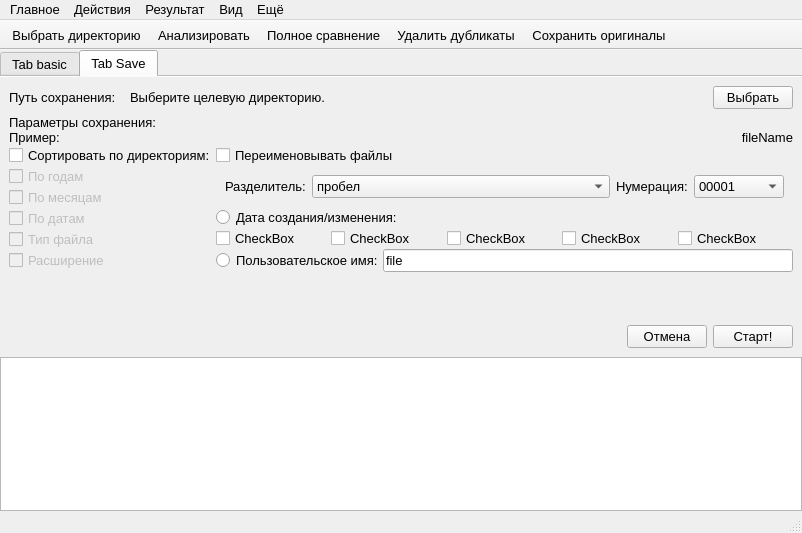
shurk4/Diplicate-cleaner, file mainwindow.ui: the form before one commit.
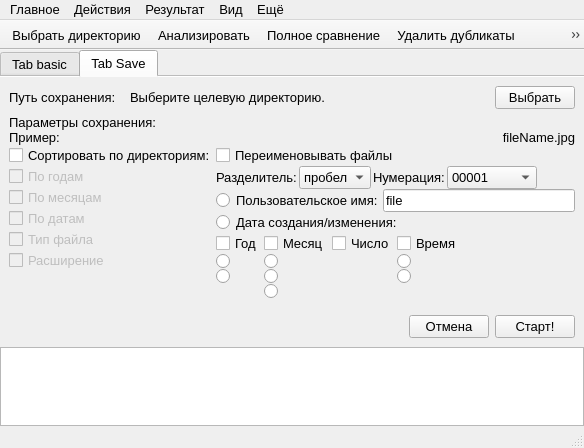
The form after the commit.

Diff of the .ui file:
```diff
--- a/mainwindow.ui
+++ b/mainwindow.ui
@@ -6,8 +6,8 @@
    <rect>
     <x>0</x>
     <y>0</y>
-    <width>802</width>
-    <height>533</height>
+    <width>584</width>
+    <height>448</height>
    </rect>
   </property>
   <property name="font">
@@ -217,7 +217,7 @@
               </sizepolicy>
              </property>
              <property name="text">
-              <string>Файлов с дубликатами:</string>
+              <string>Имеют дубликаты:</string>
              </property>
             </widget>
            </item>
@@ -313,7 +313,7 @@
            <item>
             <widget class="QLabel" name="label_15">
              <property name="text">
-              <string>Больше 3 копий:</string>
+              <string>3+ копий:</string>
              </property>
             </widget>
            </item>
@@ -928,7 +928,7 @@
                 </sizepolicy>
                </property>
                <property name="text">
-                <string>fileName</string>
+                <string>fileName.jpg</string>
                </property>
                <property name="alignment">
                 <set>Qt::AlignRight|Qt::AlignTrailing|Qt::AlignVCenter</set>
@@ -941,6 +941,9 @@
             <layout class="QHBoxLayout" name="horizontalLayout_17">
              <item>
               <layout class="QVBoxLayout" name="verticalLayout_11">
+               <property name="spacing">
+                <number>0</number>
+               </property>
                <item>
                 <widget class="QCheckBox" name="checkBoxSortDirs">
                  <property name="enabled">
@@ -1021,6 +1024,9 @@
              </item>
              <item>
               <layout class="QVBoxLayout" name="verticalLayout_12">
+               <property name="spacing">
+                <number>0</number>
+               </property>
                <item>
                 <widget class="QCheckBox" name="checkBoxRename">
                  <property name="enabled">
@@ -1034,6 +1040,21 @@
                <item>
                 <widget class="QWidget" name="widgetRanameOther" native="true">
                  <layout class="QHBoxLayout" name="horizontalLayout_19">
+                  <property name="spacing">
+                   <number>2</number>
+                  </property>
+                  <property name="leftMargin">
+                   <number>0</number>
+                  </property>
+                  <property name="topMargin">
+                   <number>0</number>
+                  </property>
+                  <property name="rightMargin">
+                   <number>0</number>
+                  </property>
+                  <property name="bottomMargin">
+                   <number>0</number>
+                  </property>
                   <item>
                    <widget class="QLabel" name="labelSplitter">
                     <property name="enabled">
@@ -1050,7 +1071,7 @@
                      <bool>true</bool>
                     </property>
                     <property name="sizePolicy">
-                     <sizepolicy hsizetype="Expanding" vsizetype="Fixed">
+                     <sizepolicy hsizetype="Preferred" vsizetype="Fixed">
                       <horstretch>0</horstretch>
                       <verstretch>0</verstretch>
                      </sizepolicy>
@@ -1060,6 +1081,11 @@
                       <string>пробел</string>
                      </property>
                     </item>
+                    <item>
+                     <property name="text">
+                      <string>нет</string>
+                     </property>
+                    </item>
                     <item>
                      <property name="text">
                       <string>_</string>
@@ -1163,9 +1189,46 @@
                     </item>
                    </widget>
                   </item>
+                  <item>
+                   <spacer name="horizontalSpacer_3">
+                    <property name="orientation">
+                     <enum>Qt::Horizontal</enum>
+                    </property>
+                    <property name="sizeHint" stdset="0">
+                     <size>
+                      <width>40</width>
+                      <height>20</height>
+                     </size>
+                    </property>
+                   </spacer>
+                  </item>
                  </layout>
                 </widget>
                </item>
+               <item>
+                <layout class="QHBoxLayout" name="horizontalLayout_20">
+                 <item>
+                  <widget class="QRadioButton" name="radioButtonCustomName">
+                   <property name="enabled">
+                    <bool>true</bool>
+                   </property>
+                   <property name="text">
+                    <string>Пользовательское имя:</string>
+                   </property>
+                  </widget>
+                 </item>
+                 <item>
+                  <widget class="QLineEdit" name="lineEditCustomName">
+                   <property name="enabled">
+                    <bool>true</bool>
+                   </property>
+                   <property name="text">
+                    <string>file</string>
+                   </property>
+                  </widget>
+                 </item>
+                </layout>
+               </item>
                <item>
                 <widget class="QRadioButton" name="radioButtonDateName">
                  <property name="enabled">
@@ -1199,70 +1262,250 @@
                   </property>
                   <item>
                    <layout class="QHBoxLayout" name="horizontalLayout_18">
+                    <property name="spacing">
+                     <number>2</number>
+                    </property>
                     <item>
-                     <widget class="QCheckBox" name="checkBoxYear">
-                      <property name="text">
-                       <string>CheckBox</string>
+                     <layout class="QVBoxLayout" name="verticalLayout_14">
+                      <property name="spacing">
+                       <number>0</number>
                       </property>
-                     </widget>
+                      <item>
+                       <widget class="QCheckBox" name="checkBoxYear">
+                        <property name="text">
+                         <string>Год</string>
+                        </property>
+                       </widget>
+                      </item>
+                      <item>
+                       <widget class="QWidget" name="widgetYearFormat" native="true">
+                        <property name="enabled">
+                         <bool>true</bool>
+                        </property>
+                        <layout class="QVBoxLayout" name="verticalLayout_15">
+                         <property name="spacing">
+                          <number>0</number>
+                         </property>
+                         <property name="leftMargin">
+                          <number>0</number>
+                         </property>
+                         <property name="topMargin">
+                          <number>0</number>
+                         </property>
+                         <property name="rightMargin">
+                          <number>0</number>
+                         </property>
+                         <property name="bottomMargin">
+                          <number>0</number>
+                         </property>
+                         <item>
+                          <widget class="QRadioButton" name="radioButtonYYYY">
+                           <property name="text">
+                            <string/>
+                           </property>
+                          </widget>
+                         </item>
+                         <item>
+                          <widget class="QRadioButton" name="radioButtonYY">
+                           <property name="text">
+                            <string/>
+                           </property>
+                          </widget>
+                         </item>
+                        </layout>
+                       </widget>
+                      </item>
+                      <item>
+                       <spacer name="verticalSpacer_5">
+                        <property name="orientation">
+                         <enum>Qt::Vertical</enum>
+                        </property>
+                        <property name="sizeHint" stdset="0">
+                         <size>
+                          <width>20</width>
+                          <height>40</height>
+                         </size>
+                        </property>
+                       </spacer>
+                      </item>
+                     </layout>
                     </item>
                     <item>
-                     <widget class="QCheckBox" name="checkBox">
-                      <property name="text">
-                       <string>CheckBox</string>
+                     <layout class="QVBoxLayout" name="verticalLayout_16">
+                      <property name="spacing">
+                       <number>0</number>
                       </property>
-                     </widget>
+                      <item>
+                       <widget class="QCheckBox" name="checkBoxMonth">
+                        <property name="text">
+                         <string>Месяц</string>
+                        </property>
+                       </widget>
+                      </item>
+                      <item>
+                       <widget class="QWidget" name="widgetMonthFormat" native="true">
+                        <property name="enabled">
+                         <bool>true</bool>
+                        </property>
+                        <layout class="QVBoxLayout" name="verticalLayout_17">
+                         <property name="spacing">
+                          <number>0</number>
+                         </property>
+                         <property name="leftMargin">
+                          <number>0</number>
+                         </property>
+                         <property name="topMargin">
+                          <number>0</number>
+                         </property>
+                         <property name="rightMargin">
+                          <number>0</number>
+                         </property>
+                         <property name="bottomMargin">
+                          <number>0</number>
+                         </property>
+                         <item>
+                          <widget class="QRadioButton" name="radioButtonMM">
+                           <property name="text">
+                            <string/>
+                           </property>
+                          </widget>
+                         </item>
+                         <item>
+                          <widget class="QRadioButton" name="radioButtonMMM">
+                           <property name="text">
+                            <string/>
+                           </property>
+                          </widget>
+                         </item>
+                         <item>
+                          <widget class="QRadioButton" name="radioButtonMMMM">
+                           <property name="text">
+                            <string/>
+                           </property>
+                          </widget>
+                         </item>
+                        </layout>
+                       </widget>
+                      </item>
+                      <item>
+                       <spacer name="verticalSpacer_6">
+                        <property name="orientation">
+                         <enum>Qt::Vertical</enum>
+                        </property>
+                        <property name="sizeHint" stdset="0">
+                         <size>
+                          <width>20</width>
+                          <height>40</height>
+                         </size>
+                        </property>
+                       </spacer>
+                      </item>
+                     </layout>
                     </item>
                     <item>
-                     <widget class="QCheckBox" name="checkBox_2">
-                      <property name="text">
-                       <string>CheckBox</string>
-                      </property>
-                     </widget>
+                     <layout class="QVBoxLayout" name="verticalLayout_18">
+                      <item>
+                       <widget class="QCheckBox" name="checkBoxDate">
+                        <property name="text">
+                         <string>Число</string>
+                        </property>
+                       </widget>
+                      </item>
+                      <item>
+                       <spacer name="verticalSpacer_4">
+                        <property name="orientation">
+                         <enum>Qt::Vertical</enum>
+                        </property>
+                        <property name="sizeHint" stdset="0">
+                         <size>
+                          <width>20</width>
+                          <height>40</height>
+                         </size>
+                        </property>
+                       </spacer>
+                      </item>
+                     </layout>
                     </item>
                     <item>
-                     <widget class="QCheckBox" name="checkBox_3">
-                      <property name="text">
-                       <string>CheckBox</string>
+                     <layout class="QVBoxLayout" name="verticalLayout_19">
+                      <property name="spacing">
+                       <number>0</number>
                       </property>
-                     </widget>
+                      <item>
+                       <widget class="QCheckBox" name="checkBoxTime">
+                        <property name="text">
+                         <string>Время</string>
+                        </property>
+                       </widget>
+                      </item>
+                      <item>
+                       <widget class="QWidget" name="widgetTimeFormat" native="true">
+                        <layout class="QVBoxLayout" name="verticalLayout_20">
+                         <property name="spacing">
+                          <number>0</number>
+                         </property>
+                         <property name="leftMargin">
+                          <number>0</number>
+                         </property>
+                         <property name="topMargin">
+                          <number>0</number>
+                         </property>
+                         <property name="rightMargin">
+                          <number>0</number>
+                         </property>
+                         <property name="bottomMargin">
+                          <number>0</number>
+                         </property>
+                         <item>
+                          <widget class="QRadioButton" name="radioButtonHHMM">
+                           <property name="text">
+                            <string/>
+                           </property>
+                          </widget>
+                         </item>
+                         <item>
+                          <widget class="QRadioButton" name="radioButtonHHMMSS">
+                           <property name="text">
+                            <string/>
+                           </property>
+                          </widget>
+                         </item>
+                        </layout>
+                       </widget>
+                      </item>
+                      <item>
+                       <spacer name="verticalSpacer_7">
+                        <property name="orientation">
+                         <enum>Qt::Vertical</enum>
+                        </property>
+                        <property name="sizeHint" stdset="0">
+                         <size>
+                          <width>20</width>
+                          <height>40</height>
+                         </size>
+                        </property>
+                       </spacer>
+                      </item>
+                     </layout>
                     </item>
                     <item>
-                     <widget class="QCheckBox" name="checkBox_4">
-                      <property name="text">
-                       <string>CheckBox</string>
+                     <spacer name="horizontalSpacer_4">
+                      <property name="orientation">
+                       <enum>Qt::Horizontal</enum>
                       </property>
-                     </widget>
+                      <property name="sizeHint" stdset="0">
+                       <size>
+                        <width>40</width>
+                        <height>20</height>
+                       </size>
+                      </property>
+                     </spacer>
                     </item>
                    </layout>
                   </item>
                  </layout>
                 </widget>
                </item>
-               <item>
-                <layout class="QHBoxLayout" name="horizontalLayout_20">
-                 <item>
-                  <widget class="QRadioButton" name="radioButtonCustomName">
-                   <property name="enabled">
-                    <bool>true</bool>
-                   </property>
-                   <property name="text">
-                    <string>Пользовательское имя:</string>
-                   </property>
-                  </widget>
-                 </item>
-                 <item>
-                  <widget class="QLineEdit" name="lineEditCustomName">
-                   <property name="enabled">
-                    <bool>true</bool>
-                   </property>
-                   <property name="text">
-                    <string>file</string>
-                   </property>
-                  </widget>
-                 </item>
-                </layout>
-               </item>
                <item>
                 <spacer name="verticalSpacer_3">
                  <property name="enabled">
@@ -1366,8 +1609,8 @@
     <rect>
      <x>0</x>
      <y>0</y>
-     <width>802</width>
-     <height>23</height>
+     <width>584</width>
+     <height>24</height>
     </rect>
    </property>
    <widget class="QMenu" name="menu">
```
